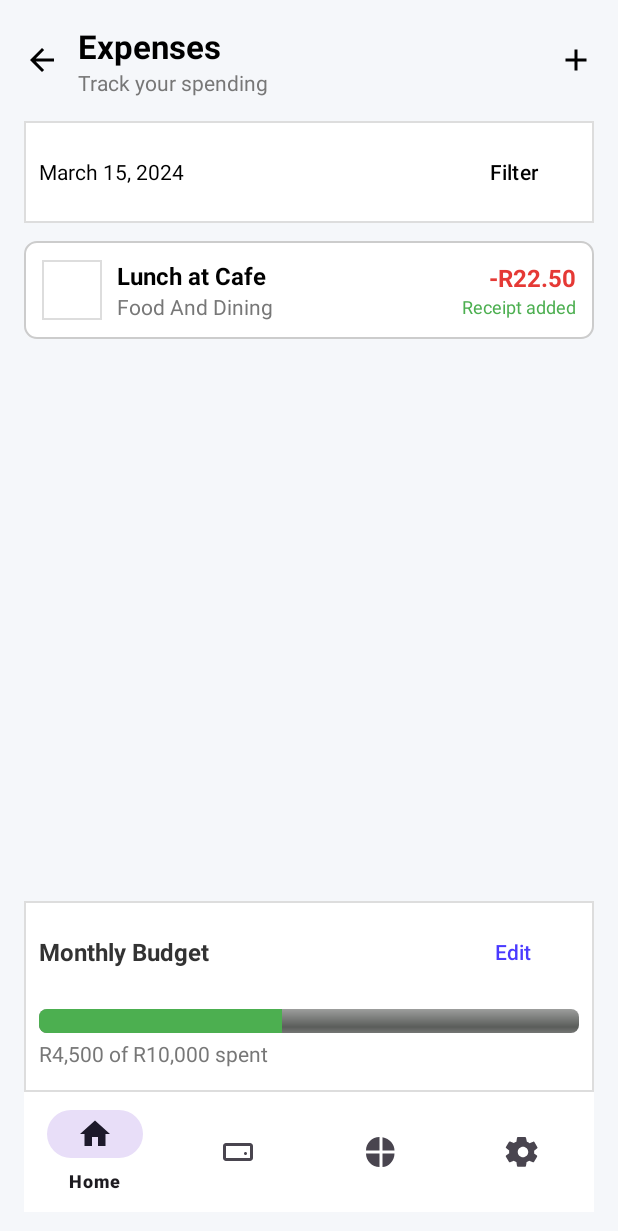
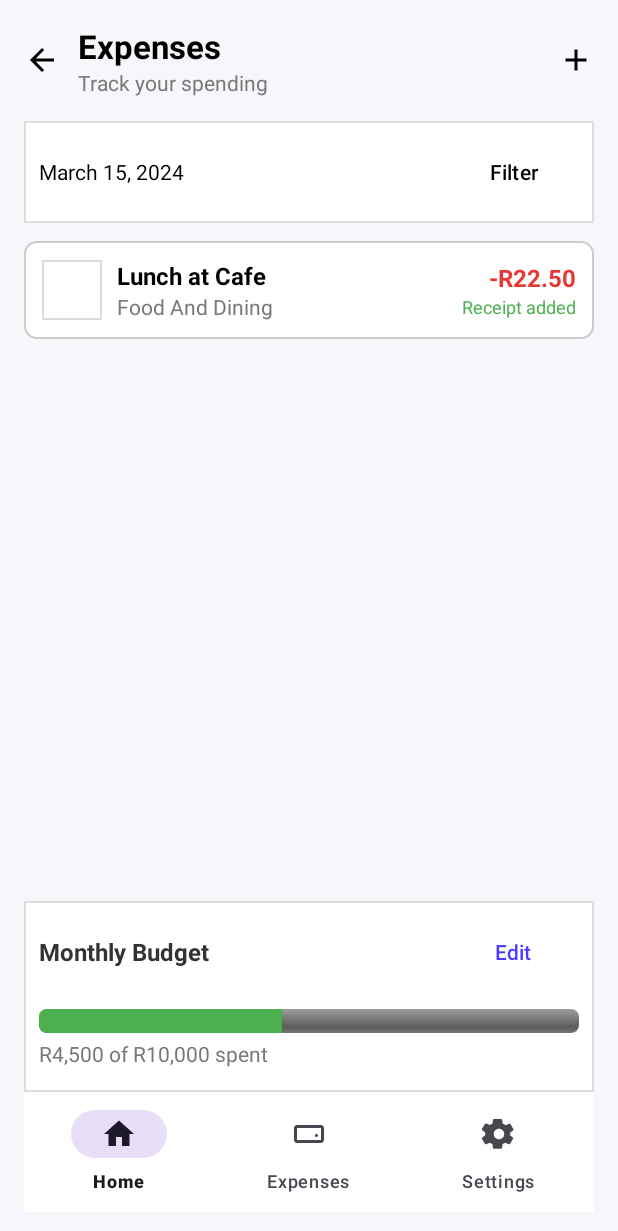
Before and after one commit to ST10357451/PocketPaladin, an Android app: the layout view_expenses_page.xml on its own in the app's theme, with its tools: preview values and no code run, on a phone screen of 412 x 824 dp. Shown: the top 1231 px of the screen. Run offline under Robolectric (Android 15) with nearby library versions, the light colour scheme and no system bars.

Commit message:
Edited nav bar

```diff
--- a/app/src/main/res/menu/bottom_nav_menu.xml
+++ b/app/src/main/res/menu/bottom_nav_menu.xml
@@ -9,10 +9,6 @@
         android:icon="@drawable/ic_expense"
         android:title="Expenses" />
     <item
-        android:id="@+id/nav_categories"
-        android:icon="@drawable/ic_category"
-        android:title="Categories" />
-    <item
         android:id="@+id/nav_settings"
         android:icon="@drawable/ic_settings"
         android:title="Settings" />
--- a/app/src/main/res/menu/nav_menu.xml
+++ b/app/src/main/res/menu/nav_menu.xml
@@ -9,10 +9,6 @@
         android:icon="@drawable/expense_icon"
         android:title="Expenses" />
     <item
-        android:id="@+id/nav_categories"
-        android:icon="@drawable/category_icon"
-        android:title="Categories" />
-    <item
         android:id="@+id/nav_settings"
         android:icon="@drawable/setting_icon"
         android:title="Settings" />
```
